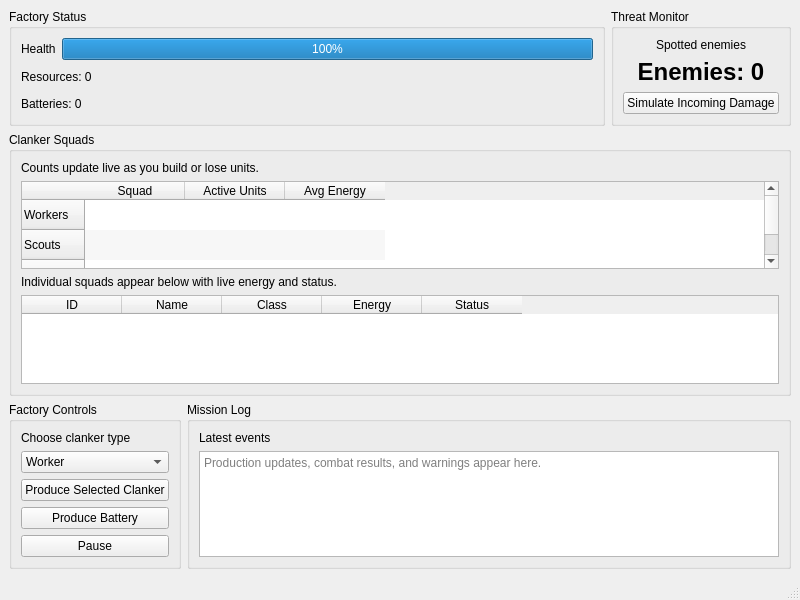
Old version of the form ClankerFactory/mainwindow.ui in the repository BowenS123/ProjectCPP.
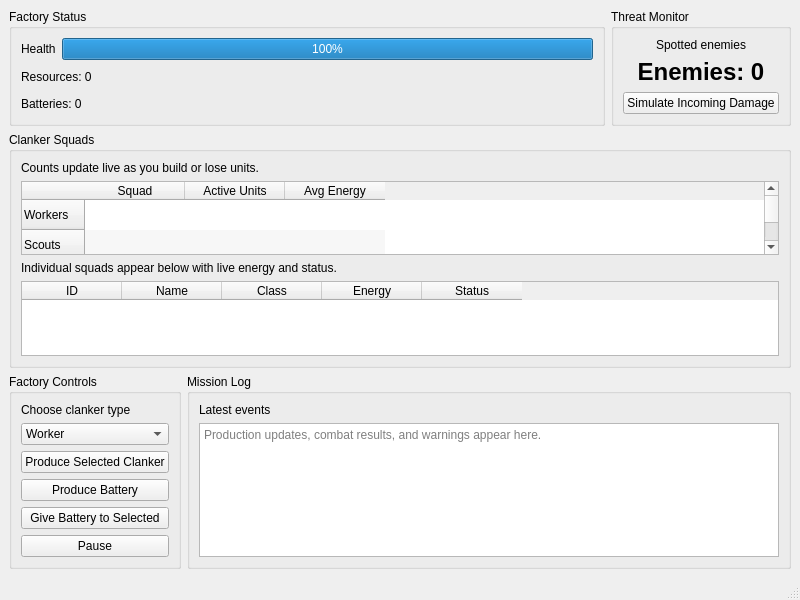
New version of the form.

```diff
--- a/ClankerFactory/mainwindow.ui
+++ b/ClankerFactory/mainwindow.ui
@@ -286,6 +286,13 @@
                     </widget>
                  </item>
                  <item row="4" column="0">
+                    <widget class="QPushButton" name="giveBatteryButton">
+                     <property name="text">
+                        <string>Give Battery to Selected</string>
+                     </property>
+                    </widget>
+                 </item>
+                 <item row="5" column="0">
                     <widget class="QPushButton" name="pauseButton">
                      <property name="text">
                         <string>Pause</string>
```
Left out of the diff: 2 changed lines with no effect on the pictures.
